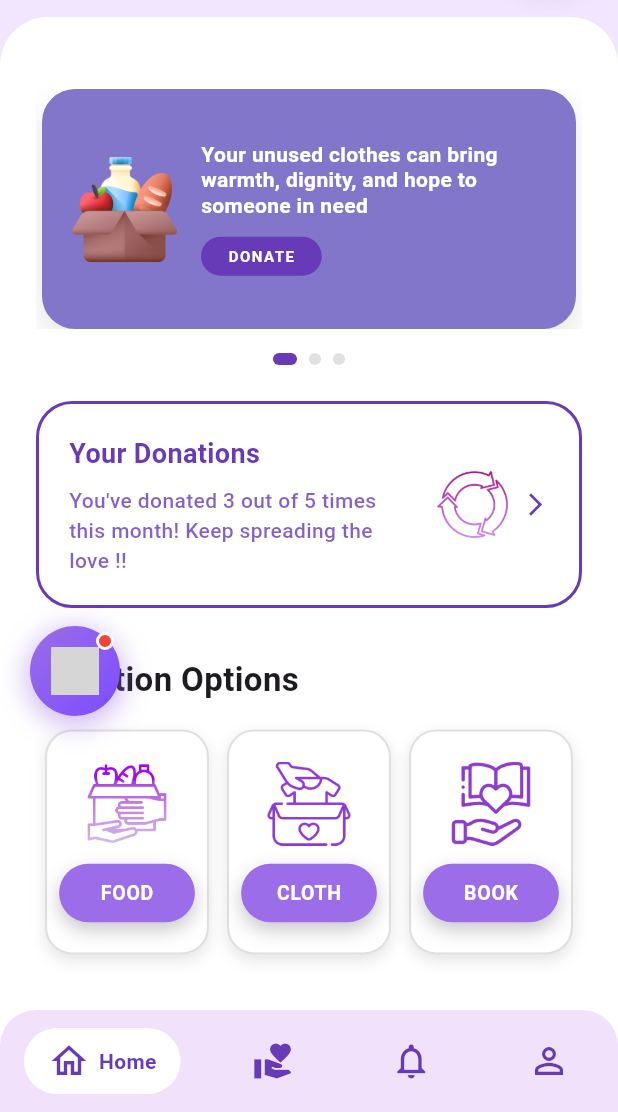
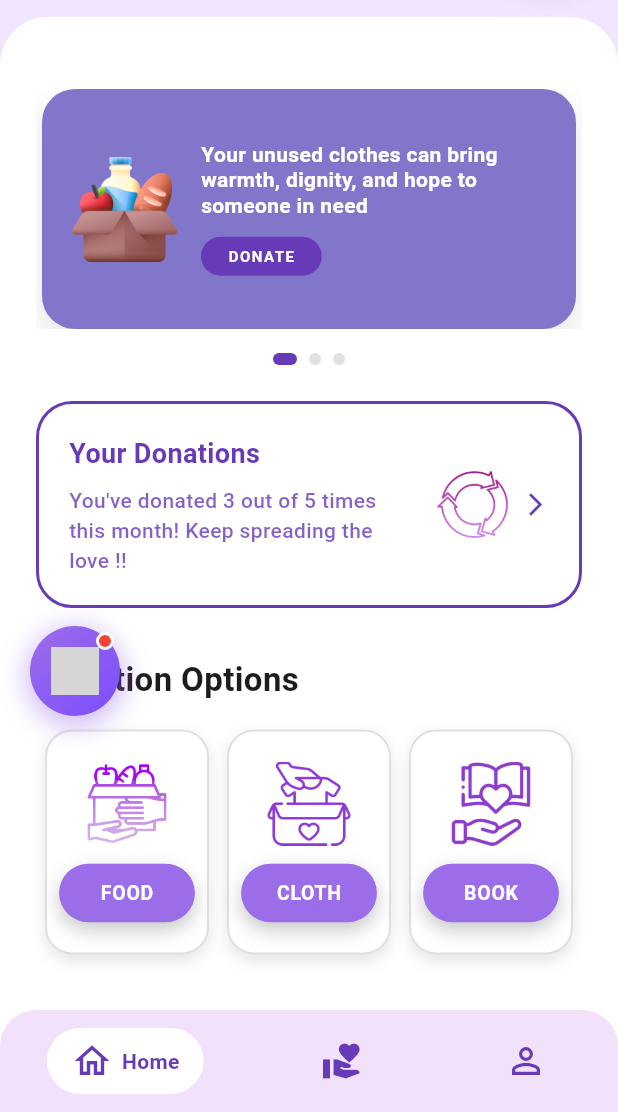
Before and after one commit to honraoaditya10-wq/Decentrahack-Project-, a Flutter app: the MainScaffold screen opened directly, on a phone screen of 412 x 824 dp, the part 124-1236 px from its top. Run offline on Flutter 3.47's test engine with Material 3 defaults, Android fonts, the phone set to English and light mode, and no system bars; our stand-ins replace cloud_firestore, dio, firebase_auth, firebase_core, flutter_rating_bar, geocoding and 5 more; accounts and stored records are empty; grey boxes are pictures that could not be loaded.

Commit message:
working with scaffold file

```diff
--- a/lib/screens/main_scaffold.dart
+++ b/lib/screens/main_scaffold.dart
@@ -14,9 +14,9 @@ class MainScaffold extends StatefulWidget {
 }
 
 class _MainScaffoldState extends State<MainScaffold> {
-  // 0 = home, 1 = donations history, 2 = notifications, 3 = profile
+
   int _selectedIndex = 0;
-  // For donation screens from home page donation options (-1 means none, 0=food, 1=clothes, 2=books)
+
   int _donationPage = -1;
 
   void _onNavTap(int index) {
@@ -28,7 +28,7 @@ class _MainScaffoldState extends State<MainScaffold> {
 
   void _openDonationScreen(int screenIndex) {
     setState(() {
-      _selectedIndex = 0; // always home tab for donation forms
+      _selectedIndex = 0;
       _donationPage = screenIndex;
     });
   }
@@ -40,7 +40,7 @@ class _MainScaffoldState extends State<MainScaffold> {
   }
 
   Widget get _body {
-    // Donation screens from home page
+
     if (_selectedIndex == 0 && _donationPage == 0) {
       return DonateFoodScreen(
         selectedIndex: 0,
@@ -59,23 +59,20 @@ class _MainScaffoldState extends State<MainScaffold> {
         onNavTap: (_) => _backToHomeFromDonation(),
       );
     }
-    // Home tab
+
     if (_selectedIndex == 0) {
       return HomePage(onDonationOptionTap: _openDonationScreen);
     }
-    // Donations history tab: USE YOUR DONATION HISTORY SCREEN!
+
     if (_selectedIndex == 1) {
-      return const DonationHistoryScreen(); // <-- THIS IS THE KEY CHANGE!
+      return const DonationHistoryScreen();
     }
-    // Notification tab
     if (_selectedIndex == 2) {
       return const NotificationScreen();
     }
-    // Profile tab
     if (_selectedIndex == 3) {
       return const ProfileScreen();
     }
-    // Fallback
     return Center(child: Text("Tab $_selectedIndex"));
   }
 
@@ -91,7 +88,7 @@ class _MainScaffoldState extends State<MainScaffold> {
   }
 }
 
-/// --- Shared Bottom Navigation Bar ---
+
 class WasteNotNavBar extends StatelessWidget {
   final int selectedIndex;
   final ValueChanged<int> onItemTapped;
@@ -116,8 +113,7 @@ class WasteNotNavBar extends StatelessWidget {
         mainAxisAlignment: MainAxisAlignment.spaceAround,
         children: [
           _buildNavItem(Icons.home_outlined, "Home", 0),
-          _buildNavItem(Icons.volunteer_activism, "Donations", 1), // Label changed to "Donations"
-          _buildNavItem(Icons.notifications_none, "Notification", 2),
+          _buildNavItem(Icons.volunteer_activism, "Donations", 1),
           _buildNavItem(Icons.person_outline, "Profile", 3),
         ],
       ),
```
